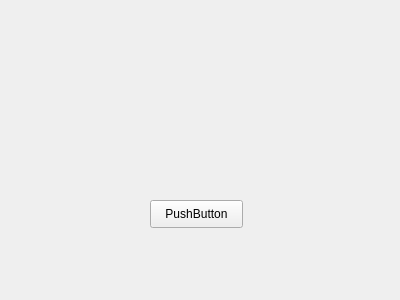
Above: client/main_window.ui from kleroop/TechCourse_2022_12 before the change. Below: the same form after it.
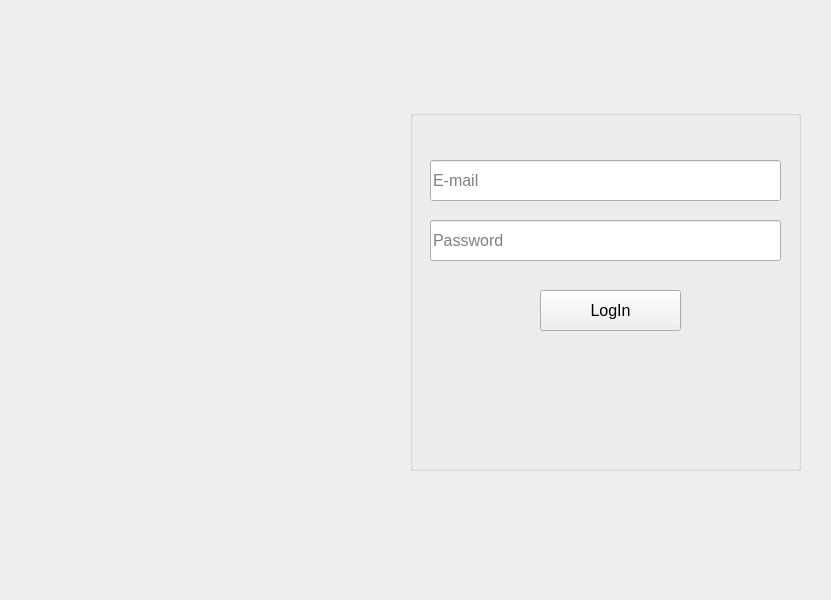
That is the form after the change. Icons and pictures are not drawn.

What changed in the file:
```diff
--- a/client/main_window.ui
+++ b/client/main_window.ui
@@ -1,52 +1,248 @@
 <?xml version="1.0" encoding="UTF-8"?>
 <ui version="4.0">
  <class>MainWindow</class>
- <widget class="QWidget" name="MainWindow">
+ <widget class="QMainWindow" name="MainWindow">
   <property name="geometry">
    <rect>
     <x>0</x>
     <y>0</y>
-    <width>400</width>
-    <height>300</height>
+    <width>831</width>
+    <height>600</height>
    </rect>
   </property>
+  <property name="sizePolicy">
+   <sizepolicy hsizetype="Fixed" vsizetype="Fixed">
+    <horstretch>0</horstretch>
+    <verstretch>0</verstretch>
+   </sizepolicy>
+  </property>
+  <property name="palette">
+   <palette>
+    <active/>
+    <inactive/>
+    <disabled/>
+   </palette>
+  </property>
+  <property name="font">
+   <font>
+    <pointsize>14</pointsize>
+   </font>
+  </property>
   <property name="windowTitle">
    <string>Form</string>
   </property>
-  <widget class="QLabel" name="label">
-   <property name="geometry">
-    <rect>
-     <x>140</x>
-     <y>130</y>
-     <width>101</width>
-     <height>16</height>
-    </rect>
+  <property name="iconSize">
+   <size>
+    <width>0</width>
+    <height>0</height>
+   </size>
+  </property>
+  <property name="unifiedTitleAndToolBarOnMac">
+   <bool>false</bool>
+  </property>
+  <widget class="QWidget" name="centralwidget">
+   <property name="sizePolicy">
+    <sizepolicy hsizetype="Fixed" vsizetype="Fixed">
+     <horstretch>0</horstretch>
+     <verstretch>0</verstretch>
+    </sizepolicy>
    </property>
-   <property name="text">
-    <string/>
-   </property>
-   <property name="textFormat">
-    <enum>Qt::PlainText</enum>
-   </property>
-   <property name="wordWrap">
-    <bool>true</bool>
-   </property>
-  </widget>
-  <widget class="QPushButton" name="pushButton">
-   <property name="geometry">
-    <rect>
-     <x>150</x>
-     <y>200</y>
-     <width>93</width>
-     <height>28</height>
-    </rect>
-   </property>
-   <property name="text">
-    <string>PushButton</string>
-   </property>
+   <widget class="QStackedWidget" name="stackedWidget">
+    <property name="geometry">
+     <rect>
+      <x>0</x>
+      <y>0</y>
+      <width>831</width>
+      <height>601</height>
+     </rect>
+    </property>
+    <widget class="QWidget" name="page">
+     <widget class="QLabel" name="label">
+      <property name="enabled">
+       <bool>true</bool>
+      </property>
+      <property name="geometry">
+       <rect>
+        <x>0</x>
+        <y>0</y>
+        <width>381</width>
+        <height>601</height>
+       </rect>
+      </property>
+      <property name="text">
+       <string/>
+      </property>
+      <property name="textFormat">
+       <enum>Qt::AutoText</enum>
+      </property>
+      <property name="pixmap">
+       <pixmap resource="LoginBackgroundImg.qrc">:/Resourses/image_BG.png</pixmap>
+      </property>
+      <property name="scaledContents">
+       <bool>true</bool>
+      </property>
+     </widget>
+     <widget class="QGroupBox" name="loginBox">
+      <property name="enabled">
+       <bool>true</bool>
+      </property>
+      <property name="geometry">
+       <rect>
+        <x>410</x>
+        <y>110</y>
+        <width>391</width>
+        <height>361</height>
+       </rect>
+      </property>
+      <property name="focusPolicy">
+       <enum>Qt::NoFocus</enum>
+      </property>
+      <property name="title">
+       <string/>
+      </property>
+      <property name="flat">
+       <bool>true</bool>
+      </property>
+      <property name="checkable">
+       <bool>false</bool>
+      </property>
+      <property name="checked">
+       <bool>false</bool>
+      </property>
+      <widget class="QLineEdit" name="emailForm">
+       <property name="geometry">
+        <rect>
+         <x>20</x>
+         <y>50</y>
+         <width>351</width>
+         <height>41</height>
+        </rect>
+       </property>
+       <property name="font">
+        <font>
+         <pointsize>12</pointsize>
+        </font>
+       </property>
+       <property name="inputMethodHints">
+        <set>Qt::ImhEmailCharactersOnly|Qt::ImhLatinOnly|Qt::ImhNoAutoUppercase|Qt::ImhNoEditMenu</set>
+       </property>
+       <property name="text">
+        <string notr="true"/>
+       </property>
+       <property name="maxLength">
+        <number>50</number>
+       </property>
+       <property name="frame">
+        <bool>true</bool>
+       </property>
+       <property name="placeholderText">
+        <string notr="true">E-mail</string>
+       </property>
+      </widget>
+      <widget class="QLineEdit" name="passwordForm">
+       <property name="geometry">
+        <rect>
+         <x>20</x>
+         <y>110</y>
+         <width>351</width>
+         <height>41</height>
+        </rect>
+       </property>
+       <property name="font">
+        <font>
+         <pointsize>12</pointsize>
+        </font>
+       </property>
+       <property name="inputMethodHints">
+        <set>Qt::ImhHiddenText|Qt::ImhNoAutoUppercase|Qt::ImhNoPredictiveText|Qt::ImhSensitiveData</set>
+       </property>
+       <property name="maxLength">
+        <number>50</number>
+       </property>
+       <property name="echoMode">
+        <enum>QLineEdit::Password</enum>
+       </property>
+       <property name="placeholderText">
+        <string notr="true">Password</string>
+       </property>
+      </widget>
+      <widget class="QPushButton" name="loginButton">
+       <property name="geometry">
+        <rect>
+         <x>130</x>
+         <y>180</y>
+         <width>141</width>
+         <height>41</height>
+        </rect>
+       </property>
+       <property name="font">
+        <font>
+         <pointsize>12</pointsize>
+        </font>
+       </property>
+       <property name="text">
+        <string>LogIn</string>
+       </property>
+       <property name="flat">
+        <bool>false</bool>
+       </property>
+      </widget>
+     </widget>
+    </widget>
+    <widget class="QWidget" name="page_2">
+     <widget class="QLabel" name="successfulLoginText">
+      <property name="geometry">
+       <rect>
+        <x>0</x>
+        <y>70</y>
+        <width>831</width>
+        <height>121</height>
+       </rect>
+      </property>
+      <property name="text">
+       <string>Success!
+Your Token:</string>
+      </property>
+      <property name="alignment">
+       <set>Qt::AlignCenter</set>
+      </property>
+     </widget>
+     <widget class="QLabel" name="tokenText">
+      <property name="geometry">
+       <rect>
+        <x>30</x>
+        <y>190</y>
+        <width>771</width>
+        <height>131</height>
+       </rect>
+      </property>
+      <property name="font">
+       <font>
+        <pointsize>11</pointsize>
+       </font>
+      </property>
+      <property name="text">
+       <string notr="true">oooooooo oooooooooooooooooooooooooooooooooooooooooooooooooooooooooooooooooooooooo ooooooo ooooooooo</string>
+      </property>
+      <property name="textFormat">
+       <enum>Qt::AutoText</enum>
+      </property>
+      <property name="scaledContents">
+       <bool>false</bool>
+      </property>
+      <property name="alignment">
+       <set>Qt::AlignCenter</set>
+      </property>
+      <property name="wordWrap">
+       <bool>true</bool>
+      </property>
+     </widget>
+    </widget>
+   </widget>
   </widget>
  </widget>
- <layoutdefault spacing="6" margin="11"/>
- <resources/>
+ <resources>
+  <include location="LoginBackgroundImg.qrc"/>
+ </resources>
  <connections/>
 </ui>
```
Left out of the diff: 2 changed lines with no effect on the pictures.
